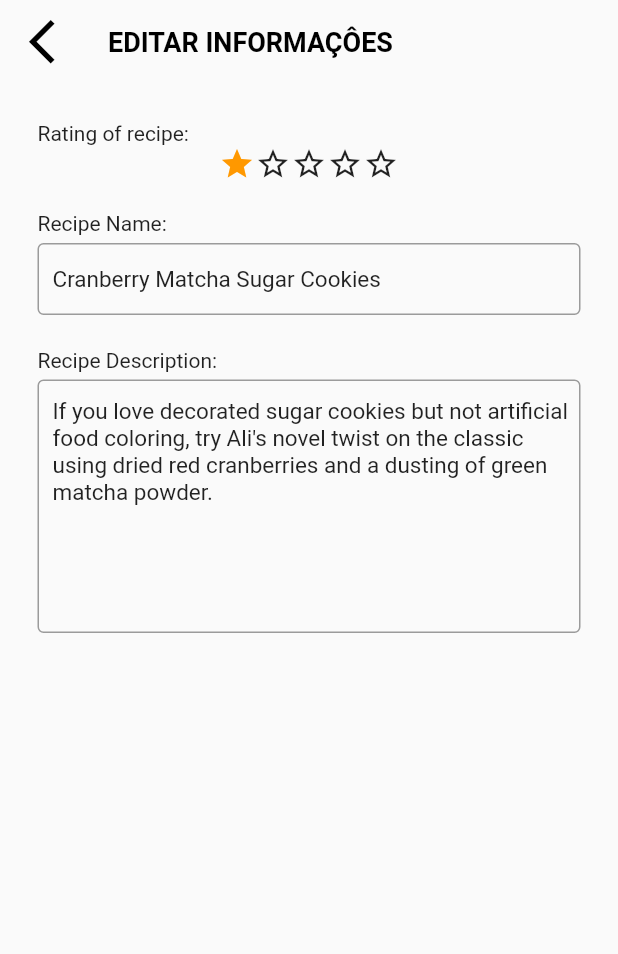
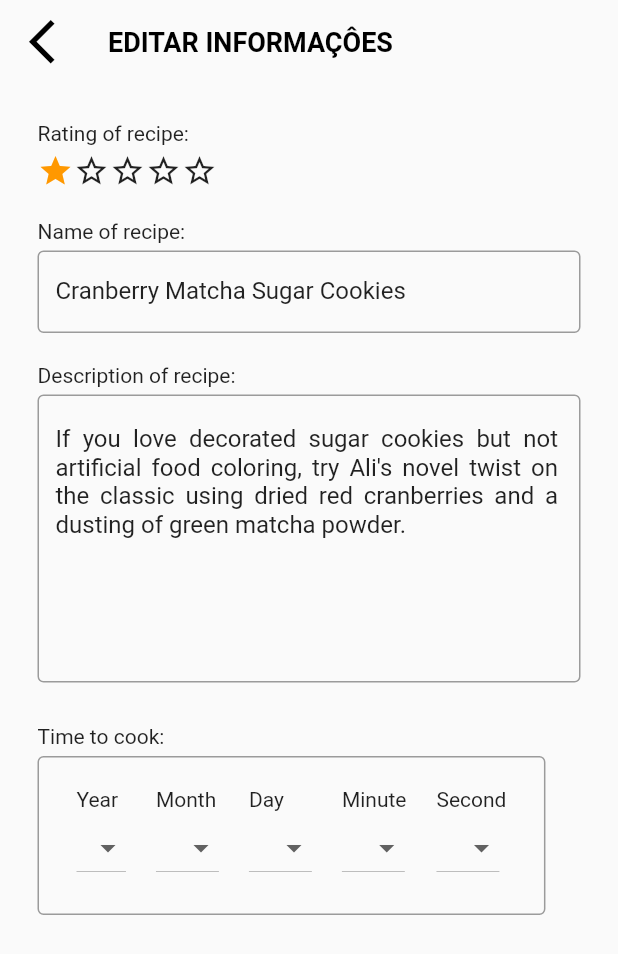
Before and after one commit to PBrunoCyber/Food_Recipe, a Flutter app: the EditPage screen opened directly with sample values from the repository, after a tap on the "star border" icon, on a phone screen of 412 x 824 dp. Shown: the top 954 px of the screen. Run offline on Flutter 3.47's test engine with Material 2 defaults, Android fonts, the phone set to English and light mode, and no system bars; network calls fail.

Commit message:
Widget added

```diff
--- a/lib/views/edit_page.dart
+++ b/lib/views/edit_page.dart
@@ -1,7 +1,8 @@
 import 'package:flutter/material.dart';
 import 'package:flutter_food_recipe/models/recipe.dart';
-import 'package:flutter_food_recipe/views/widgets/edit_form_widget.dart';
-import 'package:flutter_food_recipe/views/widgets/rating.dart';
+import 'package:flutter_food_recipe/views/widgets/rating_widget.dart';
+import 'package:flutter_food_recipe/views/widgets/text_field_widget.dart';
+import 'package:flutter_food_recipe/views/widgets/drop_down_widget.dart';
 
 class EditPage extends StatefulWidget {
   final Recipe recipe;
@@ -12,8 +13,7 @@ class EditPage extends StatefulWidget {
 }
 
 class _EditPageState extends State<EditPage> {
-  int _rating;
-
+  int rating = 0;
   @override
   Widget build(BuildContext context) {
     return Scaffold(
@@ -46,27 +46,56 @@ class _EditPageState extends State<EditPage> {
             Column(
               crossAxisAlignment: CrossAxisAlignment.start,
               children: [
-                const Text("Rating of recipe:"),
-                Rating((rating) {
+                const Text(
+                  "Rating of recipe: ",
+                ),
+                const SizedBox(height: 5),
+                RatingWidget((rating) {
                   setState(() {
-                    _rating = rating;
+                    this.rating = rating;
                   });
                 }),
-                FormEdit(
-                  controller: TextEditingController()
-                    ..text = widget.recipe.name,
-                  label: "Recipe Name:",
-                  hintText: "Type the name of recipe",
-                  maxLines: 1,
-                  heightSizedBox: 50,
+                TextFieldWidget(
+                  "Name of recipe: ",
+                  "Type the name of recipe",
+                  TextEditingController()..text = widget.recipe.name,
+                  1,
+                  55,
+                  ((p0) {}),
                 ),
-                FormEdit(
-                  controller: TextEditingController()
-                    ..text = widget.recipe.description,
-                  label: "Recipe Description:",
-                  hintText: "Type the description of recipe",
-                  maxLines: 8,
-                  heightSizedBox: 200,
+                TextFieldWidget(
+                  "Description of recipe: ",
+                  "Type the description of recipe",
+                  TextEditingController()..text = widget.recipe.description,
+                  8,
+                  200,
+                  ((p0) {}),
+                ),
+                const SizedBox(height: 20),
+                const Text("Time to cook: "),
+                const SizedBox(height: 5),
+                Container(
+                  padding:
+                      const EdgeInsets.symmetric(horizontal: 25, vertical: 20),
+                  decoration: BoxDecoration(
+                      border: Border.all(color: Colors.black38),
+                      borderRadius: BorderRadius.circular(4)),
+                  child: SingleChildScrollView(
+                    scrollDirection: Axis.horizontal,
+                    child: Row(
+                      children: [
+                        DropDownWidget(10, "Year", (value) {}),
+                        const SizedBox(width: 20),
+                        DropDownWidget(11, "Month", (value) {}),
+                        const SizedBox(width: 20),
+                        DropDownWidget(29, "Day", (value) {}),
+                        const SizedBox(width: 20),
+                        DropDownWidget(59, "Minute", (value) {}),
+                        const SizedBox(width: 20),
+                        DropDownWidget(59, "Second", (value) {}),
+                      ],
+                    ),
+                  ),
                 ),
               ],
             ),
--- /dev/null
+++ b/lib/views/widgets/drop_down_widget.dart
@@ -0,0 +1,50 @@
+import 'package:flutter/material.dart';
+
+List<String> generatedListDropdown(int lenght) {
+  return List<String>.generate(lenght, (index) {
+    if (index == 0) {
+      return "";
+    }
+    return "$index";
+  });
+}
+
+class DropDownWidget extends StatefulWidget {
+  final int lenght;
+  final String label;
+  final Function(String) onChangedTime;
+  // ignore: use_key_in_widget_constructors
+  const DropDownWidget(this.lenght, this.label, this.onChangedTime);
+
+  @override
+  State<DropDownWidget> createState() => _DropDownWidgetState();
+}
+
+class _DropDownWidgetState extends State<DropDownWidget> {
+  String time;
+  @override
+  Widget build(BuildContext context) {
+    return Column(
+      crossAxisAlignment: CrossAxisAlignment.start,
+      mainAxisAlignment: MainAxisAlignment.start,
+      children: [
+        Text(widget.label),
+        DropdownButton<String>(
+          value: time,
+          onChanged: (String value) {
+            setState(() {
+              time = value;
+              widget.onChangedTime(value);
+            });
+          },
+          items: generatedListDropdown(widget.lenght)
+              .map<DropdownMenuItem<String>>(
+            (String value) {
+              return DropdownMenuItem(value: value, child: Text(value));
+            },
+          ).toList(),
+        )
+      ],
+    );
+  }
+}
--- a/lib/views/widgets/edit_form_widget.dart
+++ /dev/null
@@ -1,41 +0,0 @@
-import 'package:flutter/material.dart';
-
-class FormEdit extends StatelessWidget {
-  final TextEditingController controller;
-  final String label;
-  final String hintText;
-  final int maxLines;
-  final double heightSizedBox;
-  const FormEdit(
-      {Key key,
-      @required this.controller,
-      @required this.label,
-      @required this.hintText,
-      @required this.maxLines,
-      @required this.heightSizedBox})
-      : super(key: key);
-  @override
-  Widget build(BuildContext context) {
-    return Column(
-      crossAxisAlignment: CrossAxisAlignment.start,
-      children: [
-        const SizedBox(height: 20),
-        Text(label),
-        const SizedBox(height: 5),
-        SizedBox(
-          height: heightSizedBox,
-          child: TextField(
-            controller: controller,
-            style: const TextStyle(fontSize: 15),
-            decoration: InputDecoration(
-              hintText: hintText,
-              contentPadding: const EdgeInsets.only(left: 10, top: 25),
-              border: const OutlineInputBorder(),
-            ),
-            maxLines: maxLines,
-          ),
-        ),
-      ],
-    );
-  }
-}
--- a/lib/views/widgets/rating.dart
+++ /dev/null
@@ -1,45 +0,0 @@
-import 'package:flutter/material.dart';
-
-class Rating extends StatefulWidget {
-  final int maximunRating;
-  final Function(int) onRatingSelected;
-  // ignore: use_key_in_widget_constructors
-  const Rating(this.onRatingSelected, [this.maximunRating = 5]);
-  @override
-  createState() => _RatingState();
-}
-
-class _RatingState extends State<Rating> {
-  int _currentRating = 0;
-  Widget _buildRatingStar(int index) {
-    if (index < _currentRating) {
-      return const Icon(Icons.star, color: Colors.orange);
-    } else {
-      return const Icon(Icons.star_border_outlined);
-    }
-  }
-
-  Widget _buildBody() {
-    final stars = List<Widget>.generate(widget.maximunRating, (index) {
-      return GestureDetector(
-        onTap: () {
-          setState(() {
-            _currentRating = index + 1;
-          });
-          widget.onRatingSelected(_currentRating);
-        },
-        child: _buildRatingStar(index),
-      );
-    });
-
-    return Row(
-      mainAxisAlignment: MainAxisAlignment.center,
-      children: stars,
-    );
-  }
-
-  @override
-  Widget build(BuildContext context) {
-    return _buildBody();
-  }
-}
--- /dev/null
+++ b/lib/views/widgets/rating_widget.dart
@@ -0,0 +1,41 @@
+import 'package:flutter/material.dart';
+
+class RatingWidget extends StatefulWidget {
+  final Function(int) onSelectedRating;
+  // ignore: use_key_in_widget_constructors
+  const RatingWidget(this.onSelectedRating);
+  @override
+  createState() => _RatingWidgetState();
+}
+
+class _RatingWidgetState extends State<RatingWidget> {
+  int currentStarId = 0;
+
+  Widget _generatedStar(int index) {
+    if (index < currentStarId) {
+      return const Icon(Icons.star, color: Colors.orange);
+    } else {
+      return const Icon(Icons.star_border_outlined);
+    }
+  }
+
+  Widget _buildBody() {
+    final stars = List<Widget>.generate(5, (index) {
+      return GestureDetector(
+        onTap: () {
+          setState(() {
+            currentStarId = index + 1;
+          });
+          widget.onSelectedRating(currentStarId);
+        },
+        child: _generatedStar(index),
+      );
+    });
+    return Row(children: stars);
+  }
+
+  @override
+  Widget build(BuildContext context) {
+    return _buildBody();
+  }
+}
--- /dev/null
+++ b/lib/views/widgets/text_field_widget.dart
@@ -0,0 +1,39 @@
+import 'package:flutter/material.dart';
+
+class TextFieldWidget extends StatelessWidget {
+  final String labelText;
+  final String hintText;
+  final TextEditingController controller;
+  final int maxLines;
+  final double height;
+  final Function(String) onChanged;
+  // ignore: use_key_in_widget_constructors
+  const TextFieldWidget(this.labelText, this.hintText, this.controller,
+      this.maxLines, this.height, this.onChanged);
+  @override
+  Widget build(BuildContext context) {
+    return Column(
+      mainAxisAlignment: MainAxisAlignment.center,
+      crossAxisAlignment: CrossAxisAlignment.start,
+      children: [
+        const SizedBox(height: 20),
+        Text(labelText),
+        Container(
+          margin: const EdgeInsets.only(top: 5),
+          padding: const EdgeInsets.all(0),
+          height: height,
+          child: TextField(
+            controller: controller,
+            maxLines: maxLines,
+            onChanged: ((value) {
+              onChanged(value);
+            }),
+            textAlign: TextAlign.justify,
+            decoration: InputDecoration(
+                hintText: hintText, border: const OutlineInputBorder()),
+          ),
+        ),
+      ],
+    );
+  }
+}
```
